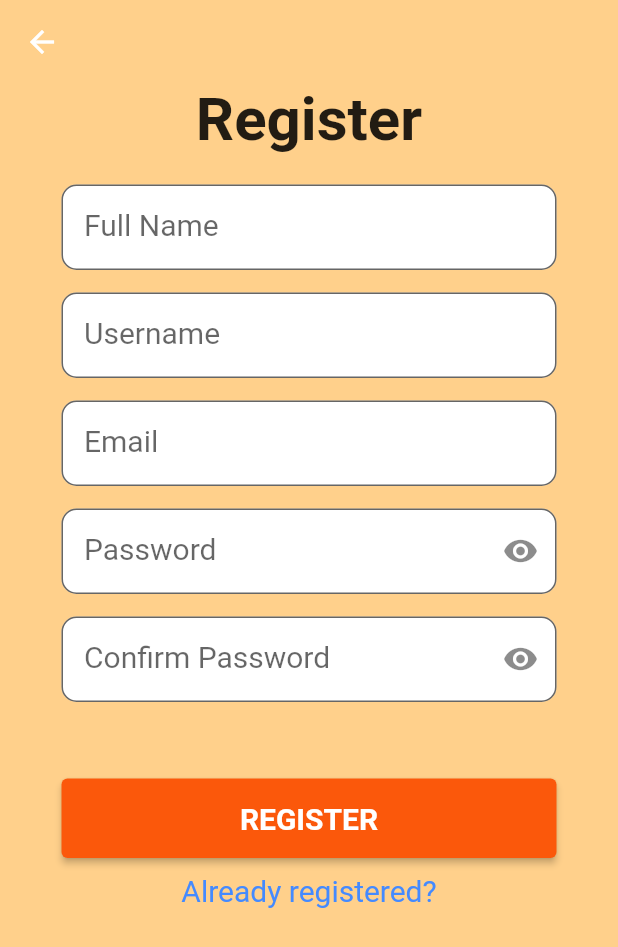
After one commit to G01-GoGo-Power-Rangers/restaurant-booking-system, a Flutter app: the RegisterScreen screen opened by its route, on a phone screen of 412 x 824 dp. The commit adds this screen. Shown: the top 947 px of the screen. Run offline on Flutter 3.47's test engine with Material 2 defaults, Android fonts, the phone set to English and light mode, and no system bars; network calls fail.

Commit message:
Another big commit
Main Screen UI done
Login Screen UI Done
Register Screen UI Done

able to connect firebase emulator
login process is functioning

```diff
--- a/lib/main.dart
+++ b/lib/main.dart
@@ -1,6 +1,5 @@
 import 'package:flutter/material.dart';
 import 'package:restaurant_booking_system/router.dart';
-import 'package:restaurant_booking_system/screens/main_screen/main_screen.dart';
 
 void main() {
   runApp(MyApp());
--- a/lib/router.dart
+++ b/lib/router.dart
@@ -1,5 +1,6 @@
 import 'package:flutter/material.dart';
 import 'package:restaurant_booking_system/screens/customer/menu/menu_screen.dart';
+import 'package:restaurant_booking_system/screens/home_screen/home_screen.dart';
 import 'package:restaurant_booking_system/screens/login_screen/login_screen.dart';
 import 'package:restaurant_booking_system/screens/main_screen/main_screen.dart';
 import 'package:restaurant_booking_system/screens/register/register_screen.dart';
@@ -18,6 +19,9 @@ Route<dynamic> createRoute(settings) {
 
     case '/menu':
       return MenuScreen.route();
+
+    case '/home':
+      return HomeScreen.route();
   }
   return null;
 }
--- a/lib/screens/main_screen/main_screen.dart
+++ b/lib/screens/main_screen/main_screen.dart
@@ -8,6 +8,7 @@ class MainScreen extends StatelessWidget {
   @override
   Widget build(BuildContext context) {
     return Scaffold(
+      // resizeToAvoidBottomInset: false,
       backgroundColor: kPrimaryColor,
       body: MainScreenBody(),
     );
--- a/lib/screens/register/register_screen.dart
+++ b/lib/screens/register/register_screen.dart
@@ -1,18 +1,49 @@
 import 'package:flutter/material.dart';
+import 'package:restaurant_booking_system/constant.dart';
+import 'package:restaurant_booking_system/screens/register/register_screen_body.dart';
 
 class RegisterScreen extends StatefulWidget {
   @override
-  _RegisterScreenState createState() => _RegisterScreenState();
+  RegisterScreenState createState() => RegisterScreenState();
 
   static Route route() =>
       MaterialPageRoute(builder: (context) => RegisterScreen());
 }
 
-class _RegisterScreenState extends State<RegisterScreen> {
+class RegisterScreenState extends State<RegisterScreen> {
+  String _fullname = '';
+  String _username = '';
+  String _email = '';
+  String _password = '';
+  String _confirmPassword = '';
+  bool _hidePassword = true;
+  bool _passwordSame = true;
+
+  get fullname => _fullname;
+  set fullname(value) => _fullname = value;
+  get username => _username;
+  set username(value) => _username = value;
+  get email => _email;
+  set email(value) => _email = value;
+  get password => _password;
+  set password(value) => _password = value;
+  get confirmPassword => _confirmPassword;
+  set confirmPassword(value) => _confirmPassword = value;
+  get hidePassword => _hidePassword;
+  set hidePassword(value) => setState(() => _hidePassword = value);
+  get passwordSame => _passwordSame;
+  set passwordSame(value) => setState(() => _passwordSame = value);
+
   @override
   Widget build(BuildContext context) {
     return Scaffold(
-      body: Container(child: Text('Register screen')),
+      resizeToAvoidBottomInset: false,
+      backgroundColor: kPrimaryColor,
+      appBar: AppBar(
+        backgroundColor: kPrimaryColor,
+        elevation: 0.0,
+      ),
+      body: RegisterScreenBody(state: this),
     );
   }
 }
--- /dev/null
+++ b/lib/screens/register/register_screen_body.dart
@@ -0,0 +1,119 @@
+import 'package:flutter/material.dart';
+import 'package:restaurant_booking_system/constant.dart';
+import 'package:restaurant_booking_system/screens/register/register_screen.dart';
+
+class RegisterScreenBody extends StatelessWidget {
+  final RegisterScreenState _state;
+
+  RegisterScreenBody({state}) : _state = state;
+
+  RegisterScreenState get state => _state;
+
+  @override
+  Widget build(BuildContext context) {
+    return Center(
+      child: Column(
+        mainAxisSize: MainAxisSize.max,
+        children: <Widget>[
+          Text(
+            'Register',
+            style: TextStyle(fontSize: titleFont, fontWeight: FontWeight.bold),
+          ),
+          const SizedBox(height: 20),
+          _buildTextField(
+            hint: 'Full Name',
+            onChanged: (value) => state.fullname = value,
+          ),
+          const SizedBox(height: 15),
+          _buildTextField(
+            hint: 'Username',
+            onChanged: (value) => state.username = value,
+          ),
+          const SizedBox(height: 15),
+          _buildTextField(
+            hint: 'Email',
+            onChanged: (value) => state.email = value,
+          ),
+          const SizedBox(height: 15),
+          _buildTextField(
+            hint: 'Password',
+            onChanged: (value) => state.password = value,
+            isObscure: state.hidePassword,
+            button: IconButton(
+              onPressed: () => state.hidePassword = !state.hidePassword,
+              icon: Icon(Icons.visibility),
+            ),
+          ),
+          const SizedBox(height: 15),
+          _buildTextField(
+            hint: 'Confirm Password',
+            onChanged: (value) {
+              state.confirmPassword = value;
+              // comparePassword();
+            },
+            isObscure: state.hidePassword,
+            button: IconButton(
+              onPressed: () => state.hidePassword = !state.hidePassword,
+              icon: Icon(Icons.visibility),
+            ),
+          ),
+          Text(
+            !state.passwordSame ? 'Password do not match' : '',
+            style: TextStyle(
+                fontSize: 18, color: Colors.red, fontWeight: FontWeight.bold),
+          ),
+          const SizedBox(height: 30),
+          ElevatedButton(
+            style: ElevatedButton.styleFrom(
+              primary: kPrimaryColorDarker,
+              padding: EdgeInsets.symmetric(vertical: 15.0, horizontal: 10.0),
+              minimumSize: Size(330.0, 35.0),
+              textStyle: TextStyle(fontSize: 20.0, fontWeight: FontWeight.bold),
+            ),
+            child: Text('REGISTER'),
+            onPressed: () {
+              state.passwordSame = comparePassword();
+            },
+          ),
+          const SizedBox(height: 10),
+          GestureDetector(
+            onTap: () => Navigator.pushNamed(context, '/login'),
+            child: Text(
+              'Already registered?',
+              style: TextStyle(fontSize: 20, color: Colors.blueAccent),
+            ),
+          ),
+        ],
+      ),
+    );
+  }
+
+  SizedBox _buildTextField({hint, isObscure = false, button, onChanged}) {
+    return SizedBox(
+      width: 330.0,
+      child: TextField(
+        onChanged: onChanged,
+        style: TextStyle(fontSize: 20.0),
+        obscureText: isObscure,
+        decoration: InputDecoration(
+          suffixIcon: button,
+          contentPadding: EdgeInsets.symmetric(vertical: 17, horizontal: 15),
+          filled: true,
+          fillColor: Colors.white,
+          labelText: hint,
+          border: OutlineInputBorder(
+              borderSide: BorderSide(width: 0, color: Colors.white),
+              borderRadius:
+                  const BorderRadius.all(const Radius.circular(10.0))),
+        ),
+      ),
+    );
+  }
+
+  bool comparePassword() {
+    if (state.password == state.confirmPassword)
+      return true;
+    else
+      return false;
+  }
+}
--- a/lib/services/rest.dart
+++ b/lib/services/rest.dart
@@ -3,7 +3,7 @@ import 'package:http/http.dart' as http;
 
 class Rest {
   static const String _baseUrl =
-      'http://localhost:5001/restaurant-booking-syste-a4ca7/us-central1/api';
+      'http://10.0.2.2:5001/restaurant-booking-syste-a4ca7/us-central1/api';
 
   static Future get(String endpoint) async {
     final response = await http.get(Uri.parse('$_baseUrl/$endpoint'));
@@ -11,6 +11,7 @@ class Rest {
     if (response.statusCode == 200) {
       return jsonDecode(response.body);
     }
-    throw response;
+    return null;
+    // throw response;
   }
 }
```
Also changed, not shown: lib/models/user.dart (+15 -7 lines), lib/screens/home_screen/home_screen.dart (+8 -1 lines), lib/screens/login_screen/login_screen.dart (+22 -9 lines), lib/screens/login_screen/login_screen_body.dart (added, +8 -0 lines), lib/screens/main_screen/main_screen_body.dart (+8 -3 lines), lib/services/user_service.dart (renamed from lib/services/auth_service.dart, +4 -5 lines), lib/screens/register/register_body.dart (deleted).
